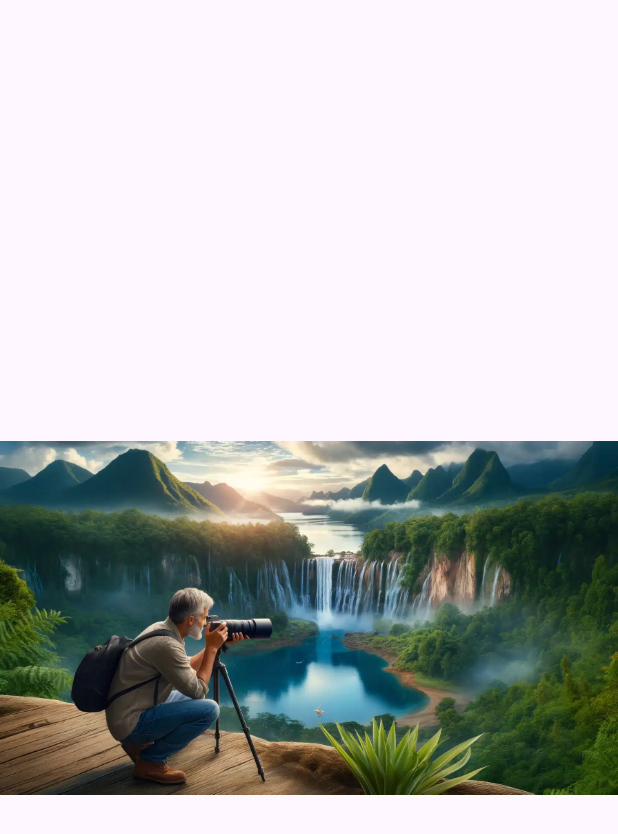
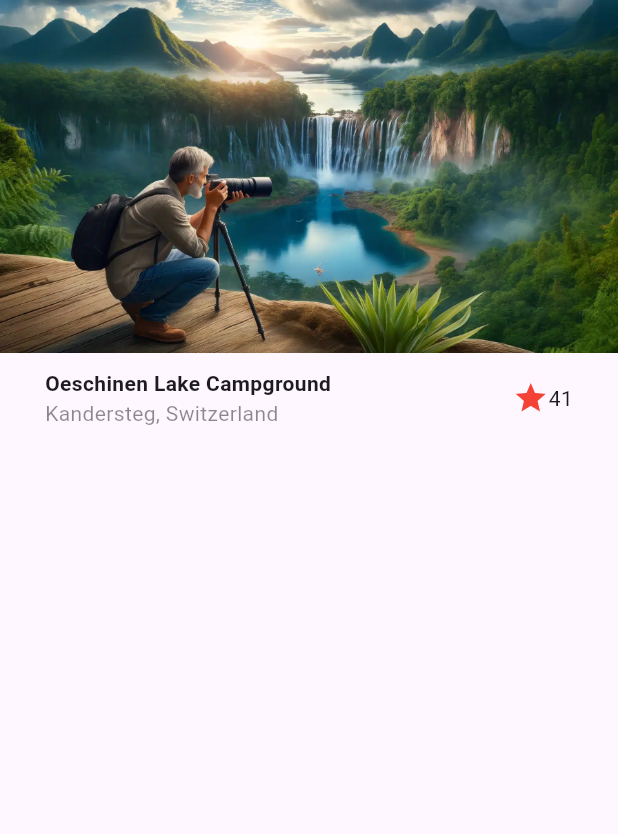
Before and after one commit to alvaro-dev11/fl_disenos, a Flutter app: the screen it shows after launch, on a phone screen of 412 x 824 dp. Shown: the top 834 px of the screen. Run offline on Flutter 3.47's test engine with Material 3 defaults, Android fonts, the light colour scheme and no system bars.

Commit message:
Crear diseño básico parte 2.

```diff
--- a/lib/screens/basic_design.dart
+++ b/lib/screens/basic_design.dart
@@ -6,9 +6,46 @@ class BasicDesignScreen extends StatelessWidget {
   @override
   Widget build(BuildContext context) {
     return const Scaffold(
-      body: Center(
-        child: Image(image: AssetImage('assets/landscape.jpg')),
+      body: Column(
+        children: [
+          Image(image: AssetImage('assets/landscape.jpg')),
+          // Título
+          Title()
+        ],
       ),
     );
   }
 }
+
+class Title extends StatelessWidget {
+  const Title({
+    super.key,
+  });
+
+  @override
+  Widget build(BuildContext context) {
+    return Container(
+      margin: const EdgeInsets.symmetric(horizontal: 30, vertical: 10),
+      child: Row(
+        children: [
+          const Column(
+            crossAxisAlignment: CrossAxisAlignment.start,
+            children: [
+              Text(
+                'Oeschinen Lake Campground',
+                style: TextStyle(fontWeight: FontWeight.bold),
+              ),
+              Text(
+                'Kandersteg, Switzerland',
+                style: TextStyle(color: Colors.black45),
+              ),
+            ],
+          ),
+          Expanded(child: Container()),
+          const Icon(Icons.star, color: Colors.red),
+          const Text('41')
+        ],
+      ),
+    );
+  }
+}
```
